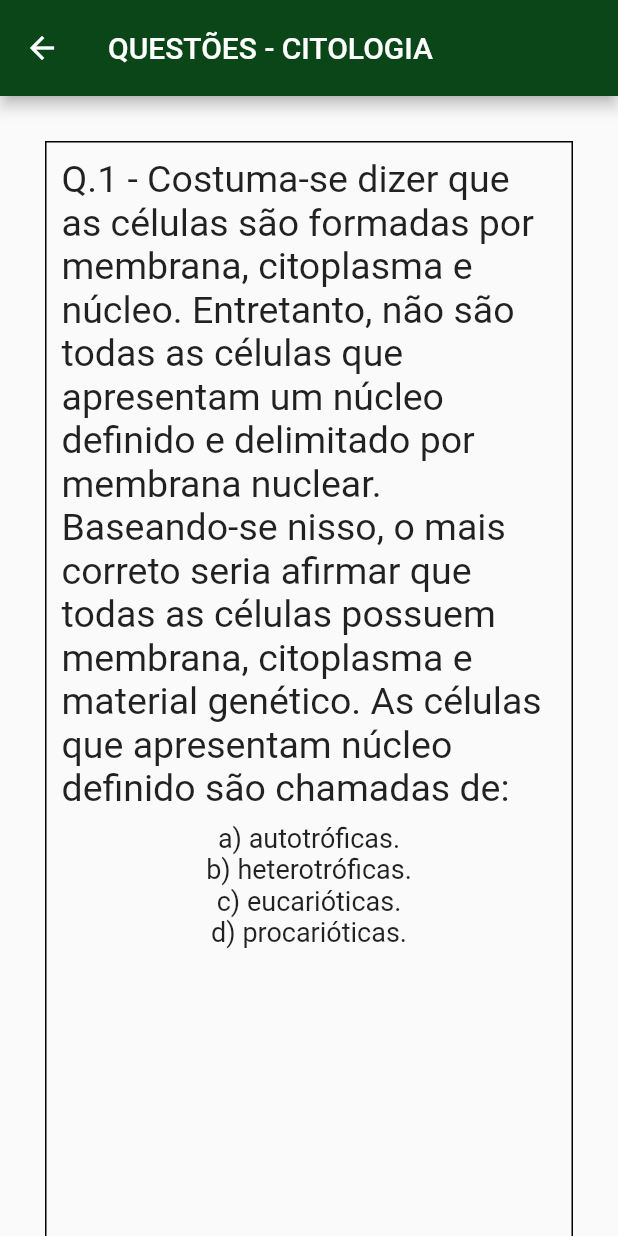
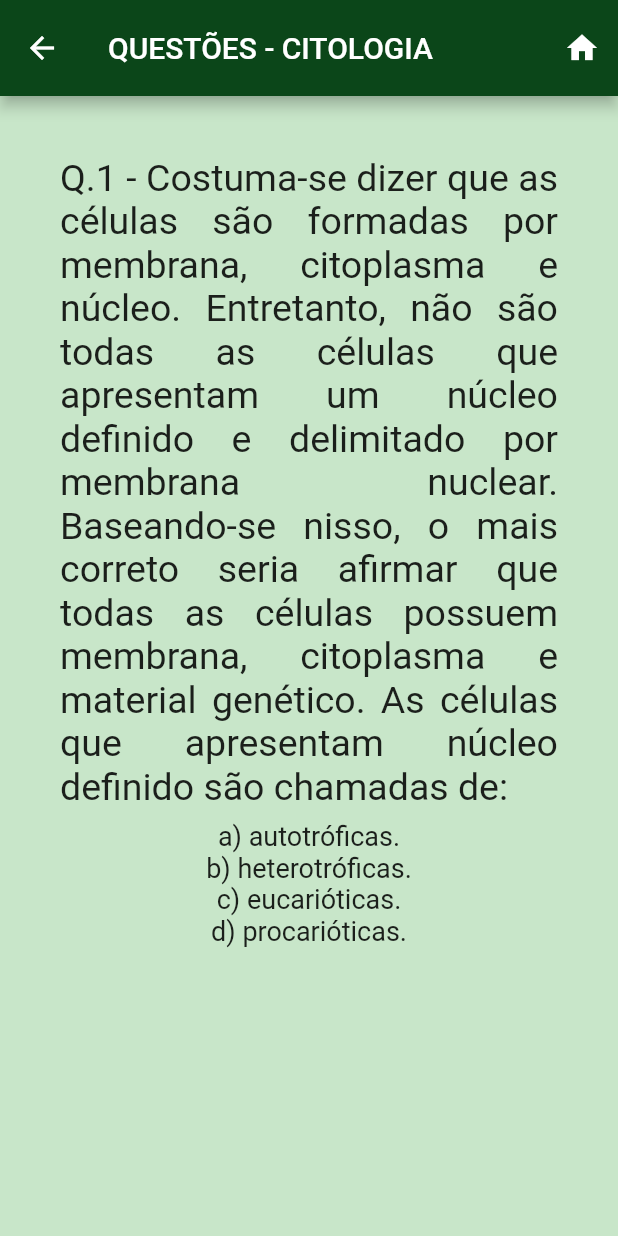
Before and after one commit to Ronaldo913/learnit, a Flutter app: the QuestPage screen opened directly, on a phone screen of 412 x 824 dp. Run offline on Flutter 3.47's test engine with Material 2 defaults, Android fonts, the phone set to English and light mode, and no system bars; network calls fail.

Commit message:
Update quest.dart

```diff
--- a/lib/pages/quest.dart
+++ b/lib/pages/quest.dart
@@ -1,4 +1,5 @@
 import 'package:flutter/material.dart';
+import 'package:learnit/pages/home_page.dart';
 
 class QuestPage extends StatefulWidget {
   const QuestPage({Key? key}) : super(key: key);
@@ -12,10 +13,28 @@ class _QuestPageState extends State<QuestPage> {
   Widget build(BuildContext context) {
     return Scaffold(
       appBar: AppBar(
-        title: const Text('QUESTÕES - CITOLOGIA'),
-        backgroundColor: const Color(0xFF0B4619),
+        title: Text('QUESTÕES - CITOLOGIA'),
+        backgroundColor: Color(0xFF0B4619),
         toolbarHeight: 64,
+        actions: [
+          IconButton(
+            icon: Icon(Icons.home),
+            onPressed: () {
+              Navigator.push(
+                context,
+                MaterialPageRoute(
+                  builder: (context) {
+                    return const Homepage();
+                  },
+                ),
+              );
+            },
+          ),
+          // add more IconButton
+        ],
       ),
+
+      backgroundColor: Colors.green[100],
       body: ListView(
         children: [
           Container(
@@ -24,24 +43,26 @@ class _QuestPageState extends State<QuestPage> {
             alignment: Alignment.topLeft,
             width: 400,
             height: 1200,
-            decoration: BoxDecoration(
-              border: Border.all(),
-            ),
+            //decoration: BoxDecoration(
+              //border: Border.all(),
+            //),
+
             child: Column(
               mainAxisAlignment: MainAxisAlignment.start,
               children: [
-                Text("Q.1 - Costuma-se dizer que as células são formadas por membrana, citoplasma e núcleo. Entretanto, não são todas as células que apresentam um núcleo definido e delimitado por membrana nuclear. Baseando-se nisso, o mais correto seria afirmar que todas as células possuem membrana, citoplasma e material genético. As células que apresentam núcleo definido são chamadas de:", style: TextStyle(fontSize: 25)),
+                Text("Q.1 - Costuma-se dizer que as células são formadas por membrana, citoplasma e núcleo. Entretanto, não são todas as células que apresentam um núcleo definido e delimitado por membrana nuclear. Baseando-se nisso, o mais correto seria afirmar que todas as células possuem membrana, citoplasma e material genético. As células que apresentam núcleo definido são chamadas de:", textAlign: TextAlign.justify, style: TextStyle(fontSize: 25)),
                 SizedBox(height: 8),
-                Text("a) autotróficas.",textAlign: TextAlign.left, style: TextStyle(fontSize: 18)),
-                Text("b) heterotróficas.",textAlign: TextAlign.left, style: TextStyle(fontSize: 18)),
-                Text("c) eucarióticas.",textAlign: TextAlign.left, style: TextStyle(fontSize: 18)),
-                Text("d) procarióticas.",textAlign: TextAlign.left, style: TextStyle(fontSize: 18)),
-                SizedBox(height: 700),
+                Text("a) autotróficas.",textAlign: TextAlign.justify, style: TextStyle(fontSize: 18)),
+                Text("b) heterotróficas.",textAlign: TextAlign.justify, style: TextStyle(fontSize: 18)),
+                Text("c) eucarióticas.",textAlign: TextAlign.justify, style: TextStyle(fontSize: 18)),
+                Text("d) procarióticas.",textAlign: TextAlign.justify, style: TextStyle(fontSize: 18)),
+                SizedBox(height: 200),
 
                 Text("RESPOSTA Q.1", style: TextStyle(fontSize: 25)),
                 SizedBox(height: 8),
-                Text("Alternativa C",textAlign: TextAlign.left, style: TextStyle(fontSize: 18)),
-                Text("As células que possuem núcleo delimitado pela carioteca são chamadas de eucarióticas. Aquelas que possuem material genético disperso no citoplasma recebem o nome de procarióticas.",textAlign: TextAlign.left, style: TextStyle(fontSize: 18)),
+                Text("Alternativa C",textAlign: TextAlign.left, style: TextStyle(fontSize: 18, color: Colors.red[900], fontWeight: FontWeight.bold)),
+                SizedBox(height:30),
+                Text("As células que possuem núcleo delimitado pela carioteca são chamadas de eucarióticas. Aquelas que possuem material genético disperso no citoplasma recebem o nome de procarióticas.",textAlign: TextAlign.justify, style: TextStyle(fontSize: 18)),
               ],
             ),
           ),
@@ -49,4 +70,15 @@ class _QuestPageState extends State<QuestPage> {
       ),
     );
   }
+
+  void goHome() {
+    Navigator.pushReplacement(
+      context,
+      MaterialPageRoute(
+        builder: (context) {
+          return const Homepage();
+        },
+      ),
+    );
+  }
 }
```
